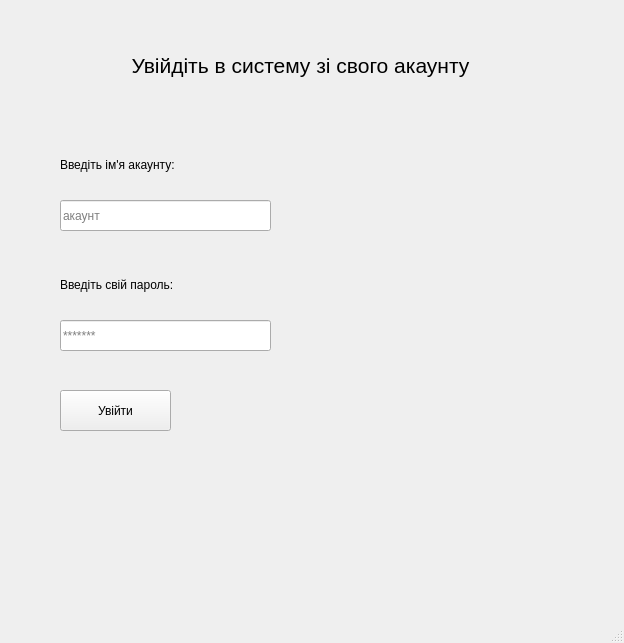
Before: the Qt Designer form app/gui/login.ui in ValRudyka/courseprogram, drawn with Qt 5.
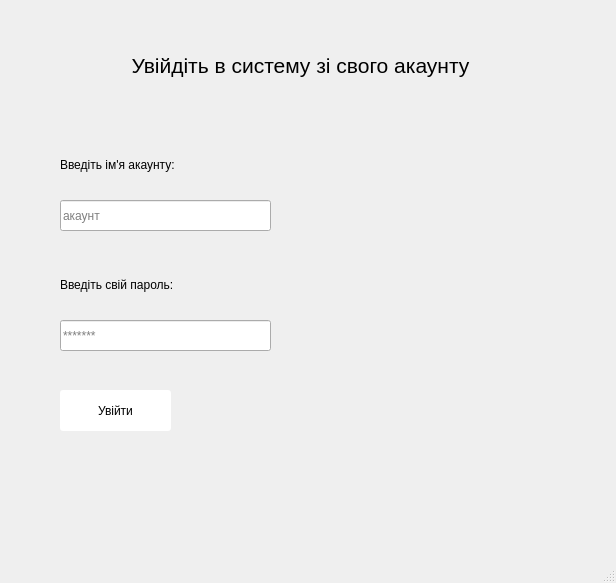
After: the same form once the commit is applied.

Patch:
```diff
--- a/app/gui/login.ui
+++ b/app/gui/login.ui
@@ -6,8 +6,8 @@
    <rect>
     <x>0</x>
     <y>0</y>
-    <width>624</width>
-    <height>643</height>
+    <width>616</width>
+    <height>583</height>
    </rect>
   </property>
   <property name="windowTitle">
@@ -71,6 +71,10 @@
       <height>41</height>
      </rect>
     </property>
+    <property name="styleSheet">
+     <string notr="true">background-color: rgb(255, 255, 255);
+border-radius: 3px;</string>
+    </property>
     <property name="text">
      <string>Увійти</string>
     </property>
```
Left out of the diff: 2 changed lines with no effect on the pictures.
